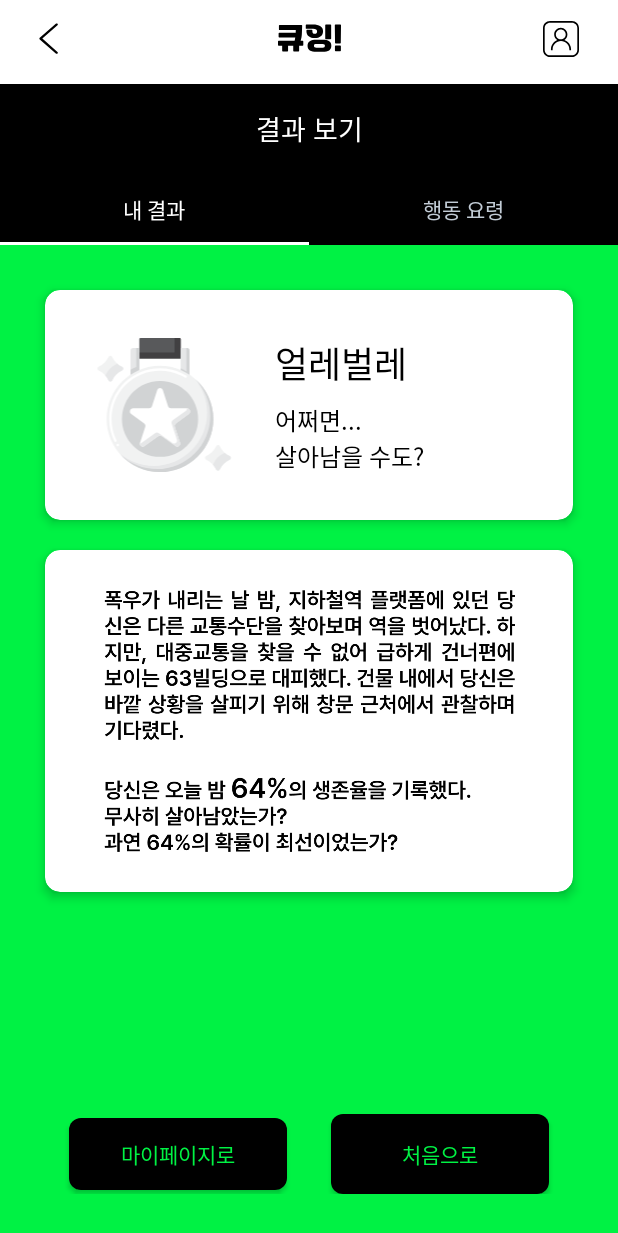
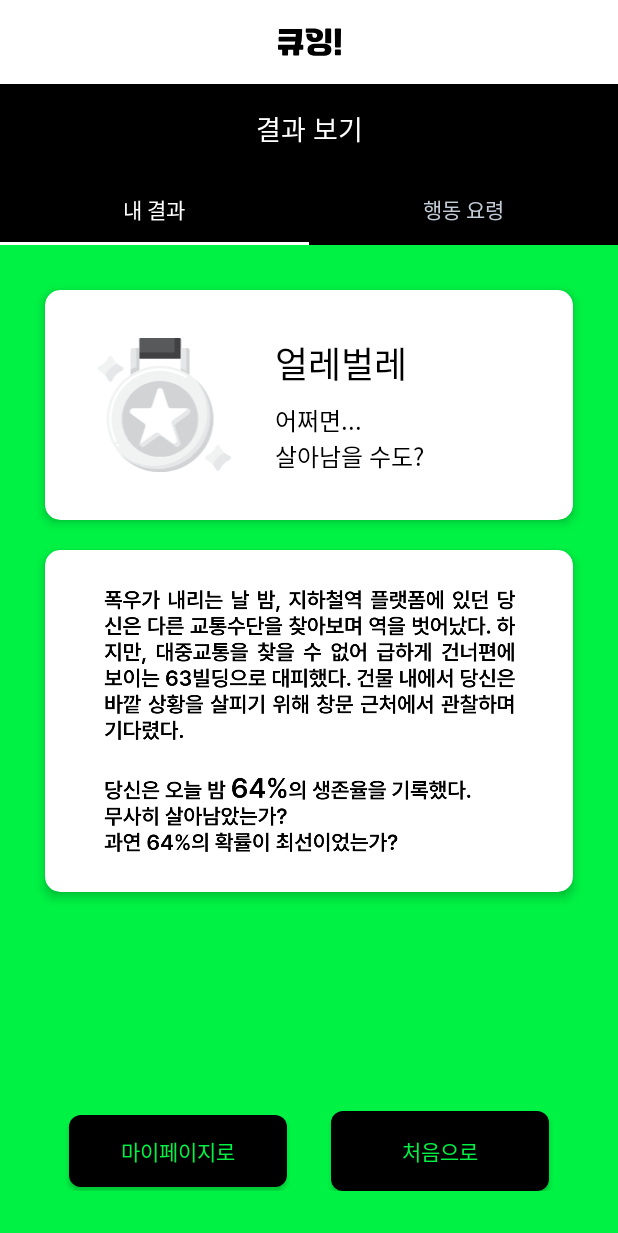
Before and after one commit to SOPKATHON-9th/Damin-AOS, an Android app: the screen it shows after launch (ResultActivity), on a phone screen of 412 x 824 dp. Shown: the top 1233 px of the screen. Run offline under Robolectric (Android 15) with nearby library versions, the phone set to English and light mode, and no system bars; our stand-ins replace Timber, data binding; 1 statement that could not run was skipped.

Commit message:
feat: 결과 화면에서 버튼 네비게이션 구현

```diff
--- a/app/src/main/java/sopt/haeti/damin_aos/presentation/result/ResultActivity.kt
+++ b/app/src/main/java/sopt/haeti/damin_aos/presentation/result/ResultActivity.kt
@@ -1,5 +1,6 @@
 package sopt.haeti.damin_aos.presentation.result
 
+import android.content.Intent
 import android.os.Bundle
 import androidx.fragment.app.Fragment
 import androidx.fragment.app.commit
@@ -7,6 +8,8 @@ import androidx.fragment.app.replace
 import com.google.android.material.tabs.TabLayout
 import sopt.haeti.damin_aos.R
 import sopt.haeti.damin_aos.databinding.ActivityResultBinding
+import sopt.haeti.damin_aos.presentation.home.HomeActivity
+import sopt.haeti.damin_aos.presentation.mypage.MypageActivity
 import sopt.haeti.damin_aos.util.base.BindingActivity
 
 class ResultActivity : BindingActivity<ActivityResultBinding>(R.layout.activity_result) {
@@ -14,6 +17,21 @@ class ResultActivity : BindingActivity<ActivityResultBinding>(R.layout.activity_
         super.onCreate(savedInstanceState)
 
         initTabSelectedListener()
+        initNavigationButtons()
+    }
+
+    private fun initNavigationButtons() {
+        binding.btnMypage.setOnClickListener {
+            Intent(this, MypageActivity::class.java).apply {
+                startActivity(this)
+            }
+        }
+
+        binding.btnHome.setOnClickListener {
+            Intent(this, HomeActivity::class.java).apply {
+                startActivity(this)
+            }
+        }
     }
 
     private fun initTabSelectedListener() {
--- a/app/src/main/res/layout/activity_result.xml
+++ b/app/src/main/res/layout/activity_result.xml
@@ -22,34 +22,14 @@
             app:layout_constraintTop_toTopOf="parent">
 
             <ImageView
-                android:id="@+id/iv_back"
-                android:layout_width="wrap_content"
-                android:layout_height="wrap_content"
-                android:layout_marginStart="26dp"
-                android:src="@drawable/ic_back"
-                app:layout_constraintBottom_toBottomOf="@id/iv_cueing_logo"
-                app:layout_constraintStart_toStartOf="parent"
-                app:layout_constraintTop_toTopOf="@id/iv_cueing_logo" />
-
-            <ImageView
                 android:id="@+id/iv_cueing_logo"
                 android:layout_width="wrap_content"
                 android:layout_height="wrap_content"
-                android:layout_marginTop="16dp"
                 android:src="@drawable/ic_cueing_logo"
+                app:layout_constraintBottom_toBottomOf="parent"
                 app:layout_constraintEnd_toEndOf="parent"
                 app:layout_constraintStart_toStartOf="parent"
                 app:layout_constraintTop_toTopOf="parent" />
-
-            <ImageView
-                android:id="@+id/iv_mypage"
-                android:layout_width="wrap_content"
-                android:layout_height="wrap_content"
-                android:layout_marginEnd="26dp"
-                android:src="@drawable/ic_user"
-                app:layout_constraintBottom_toBottomOf="@id/iv_cueing_logo"
-                app:layout_constraintEnd_toEndOf="parent"
-                app:layout_constraintTop_toTopOf="@id/iv_cueing_logo" />
 
         </androidx.constraintlayout.widget.ConstraintLayout>
 
@@ -119,7 +99,7 @@
             android:layout_height="wrap_content"
             android:background="@color/main_color"
             android:paddingHorizontal="16dp"
-            android:paddingVertical="28dp"
+            android:paddingVertical="30dp"
             app:layout_constraintBottom_toBottomOf="parent"
             app:layout_constraintEnd_toEndOf="parent"
             app:layout_constraintStart_toStartOf="parent">
```
